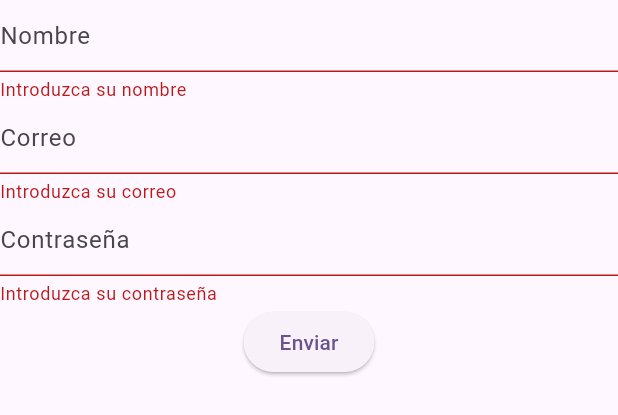
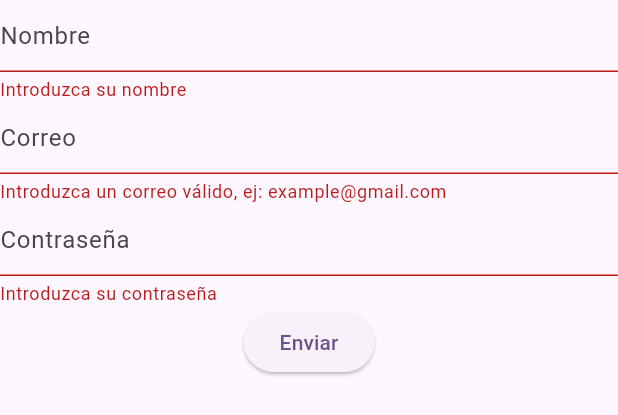
Before and after one commit to AngelChv/ejercicios_flutter, a Flutter app: the MyForm widget shown alone on an empty page, opened directly, after a tap on "Enviar", on a phone screen of 412 x 824 dp. Shown: the top 415 px of the screen. Run offline on Flutter 3.47's test engine with Material 3 defaults, Android fonts, the phone set to English and light mode, and no system bars.

```diff
--- a/lib/form.dart
+++ b/lib/form.dart
@@ -37,6 +37,7 @@ class _MyFormState extends State<MyForm> {
 
   @override
   Widget build(BuildContext context) {
+    var emailRegex = RegExp(r"^[\w.-]+@[a-zA-Z\d-]+\.[a-zA-Z]{2,6}$");
     return Form(
       key: _formKey,
       child: Column(
@@ -57,8 +58,8 @@ class _MyFormState extends State<MyForm> {
               hintText: "Correo",
             ),
             validator: (value) {
-              if (value == null || value.isEmpty) {
-                return "Introduzca su correo";
+              if (value == null || value.isEmpty || !emailRegex.hasMatch(value)) {
+                return "Introduzca un correo válido, ej: example@gmail.com";
               }
               return null;
             },
@@ -91,5 +92,4 @@ class _MyFormState extends State<MyForm> {
       ),
     );
   }
-
 }
```
